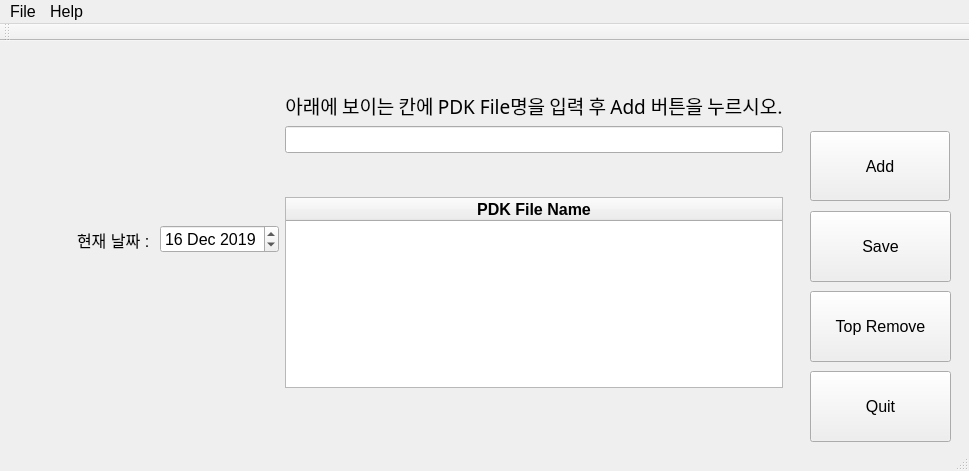
Old version of the form JungWoo/pdkFileManagement/mainwindow.ui in the repository dlawjddnrj/git_test.
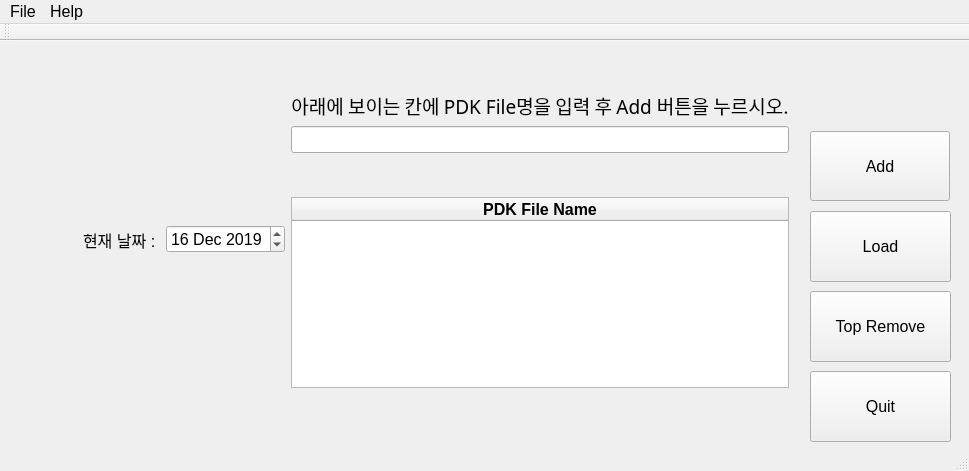
New version of the form. Icons and pictures are not drawn.

Commit message: 임정우 현재 add 버튼 누를 시 .txt 파일에 덮어쓰기 가능 (Append) load 버튼 누르면 테이블 위젯에 있는 row에 .txt에 있는 값들을 화면 상에 표출 해줘야 함.

What changed in the file:
```diff
--- a/JungWoo/pdkFileManagement/mainwindow.ui
+++ b/JungWoo/pdkFileManagement/mainwindow.ui
@@ -48,7 +48,7 @@
      <rect>
       <x>0</x>
       <y>0</y>
-      <width>844</width>
+      <width>850</width>
       <height>397</height>
      </rect>
     </property>
@@ -267,7 +267,7 @@
      </rect>
     </property>
     <property name="text">
-     <string>Save</string>
+     <string>Load</string>
     </property>
    </widget>
   </widget>
```
Left out of the diff: 2 changed lines with no effect on the pictures. The commit also changes 17 other files.
